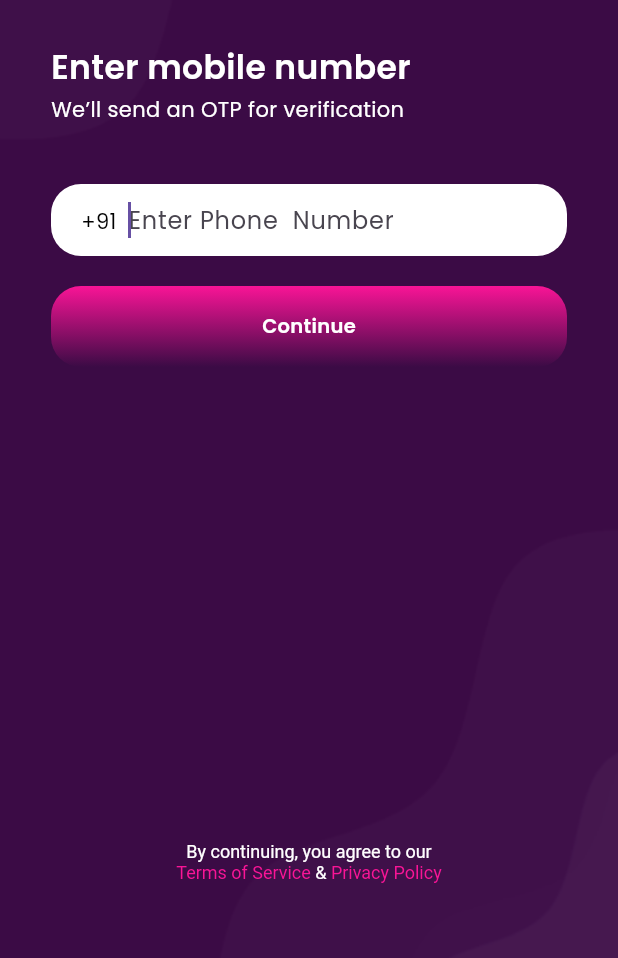
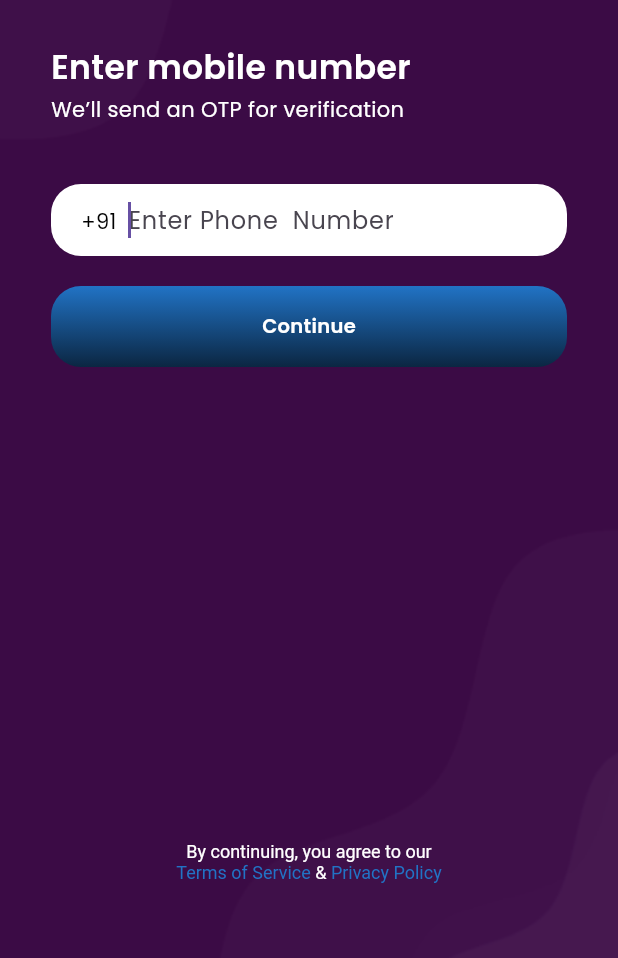
Before and after one commit to Kamleshnitw/flyseasApp, a Flutter app: the AuthScreen screen opened directly, on a phone screen of 412 x 824 dp, the part 278-1236 px from its top. Run offline on Flutter 3.47's test engine with Material 3 defaults, Android fonts, the phone set to English and light mode, and no system bars; our stand-ins replace carousel_slider, connectivity, dio, file_picker, firebase_messaging, flutter_svg and 7 more; missing offline and left inert: mobile_number; accounts and stored records are empty; network calls fail; project files that could hold a hidden picture were left out.

Commit message:
Color & Logo Updated

```diff
--- a/lib/util/color_resources.dart
+++ b/lib/util/color_resources.dart
@@ -96,22 +96,22 @@ class ColorResources {
 
 
 
-  static const Color gradientOne = Color(0xFFF91496);
-  static const Color gradientTwo = Color(0xFF3B0B45);
+  static const Color gradientOne = Color(0xFF2173c5);
+  static const Color gradientTwo = Color(0xFF0b2642);
   static const Color appBarColor = Color(0xFFFFFFFF);
 
   static const Map<int, Color> colorMap = {
-    50:  Color(0x10FF1499),
-    100: Color(0x20FF1499),
-    200: Color(0x30FF1499),
-    300: Color(0x40FF1499),
-    400: Color(0x50FF1499),
-    500: Color(0x60FF1499),
-    600: Color(0x70FF1499),
-    700: Color(0x80FF1499),
-    800: Color(0x90FF1499),
-    900: Color(0xffFF1499),
+    50:  Color(0xFFbdd9f4),
+    100: Color(0xFF0b2642),
+    200: Color(0xFF12406d),
+    300: Color(0xFF1a5999),
+    400: Color(0xFF2173c5),
+    500: Color(0xFF3a8cde),
+    600: Color(0xFF66a6e5),
+    700: Color(0xFF92bfed),
+    800: Color(0xFFbdd9f4),
+    900: Color(0xFFe9f2fb),
   };
 
-  static const MaterialColor primaryMaterial = MaterialColor(0xFFFF1499, colorMap);
+  static const MaterialColor primaryMaterial = MaterialColor(0xFF1a5999, colorMap);
 }
```
Also changed, not shown: assets/images/icon/icon_logo.png, assets/images/icon/icon_logo_old_1.png (added), pubspec.lock, 28 other files.
